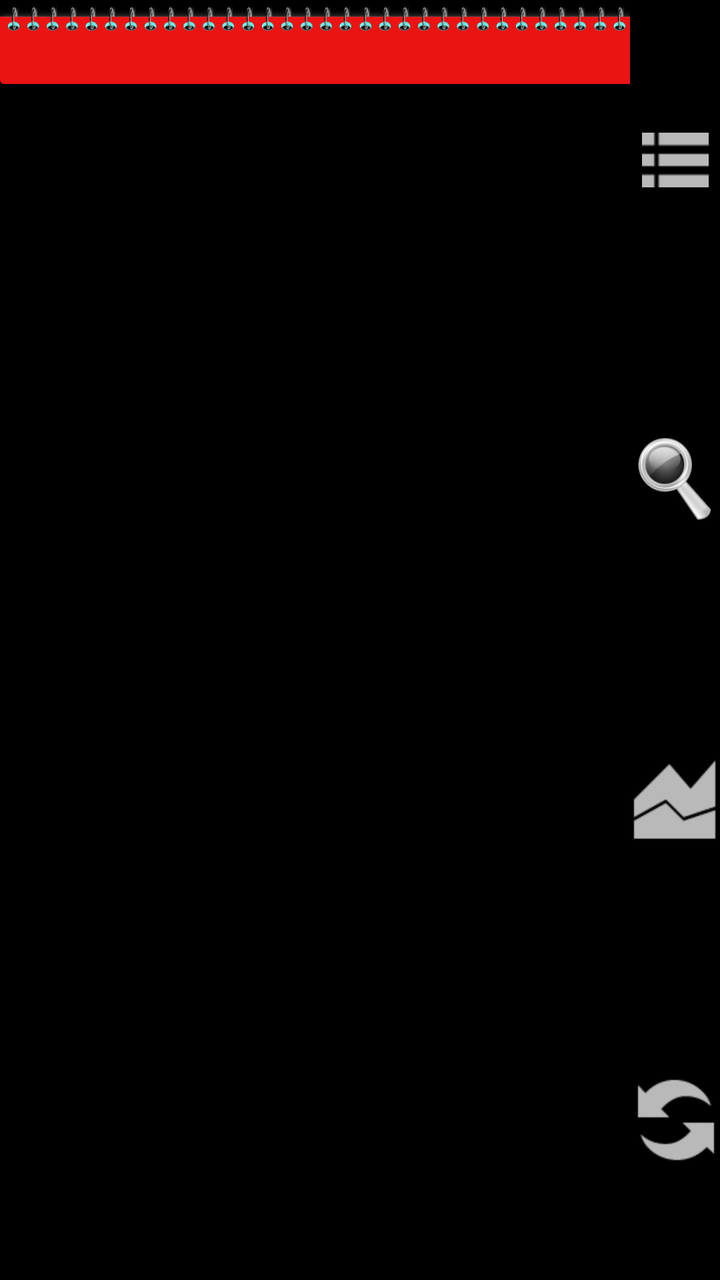
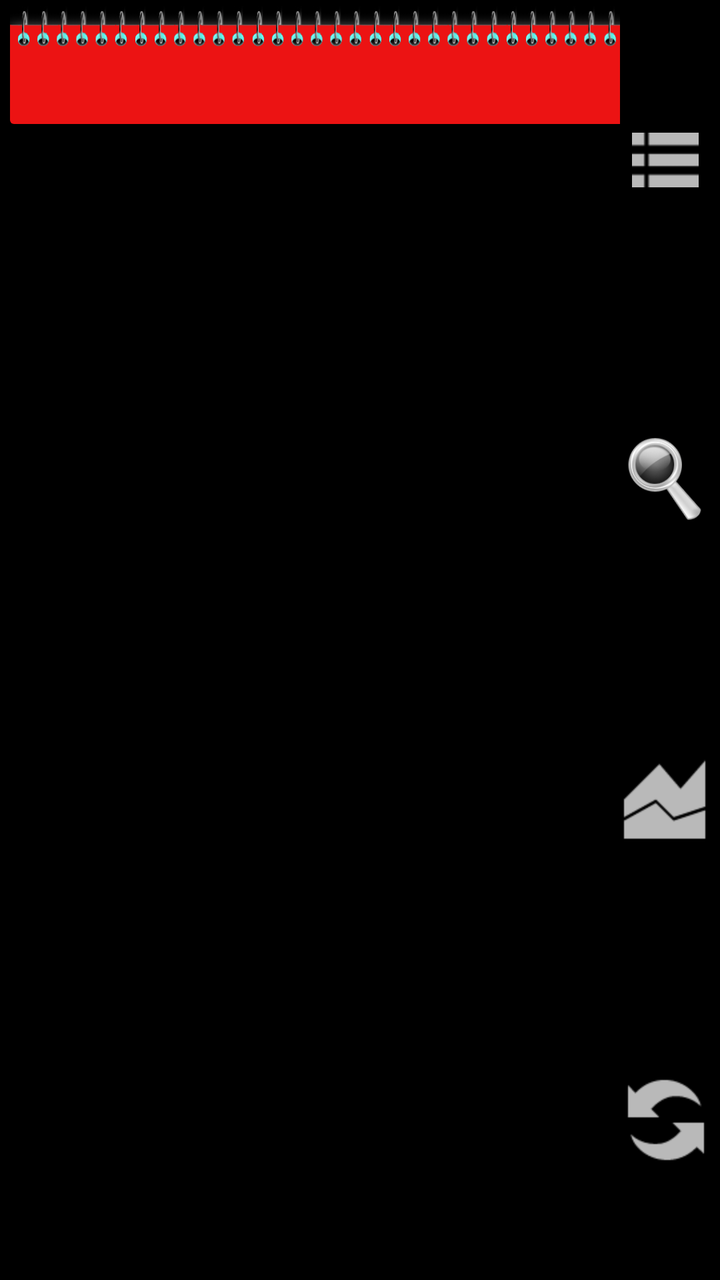

Compare the two renders of this Android layout. The source of the first and the diff that turns it into the second are given below.
<!-- AndroidManifest.xml: application theme MyDarkTheme -->
<!-- res/layout/calendar_landscape.xml -->
<?xml version="1.0" encoding="utf-8"?>
<RelativeLayout xmlns:android="http://schemas.android.com/apk/res/android"
    android:layout_width="fill_parent"
    android:layout_height="fill_parent">

    <ImageView
        android:id="@+id/calendar_header"
        android:layout_width="317dp"
        android:layout_height="20dp"
        android:layout_alignParentTop="true"
        android:scaleType="fitXY"
        android:src="@mipmap/calendar_head" />

    <TextView
        android:id="@+id/month"
        android:layout_width="317dp"
        android:layout_height="wrap_content"
        android:layout_below="@+id/calendar_header"
        android:height="20dp"
        android:background="#ec1313"
        android:gravity="center" />

    <LinearLayout
        android:layout_width="317dp"
        android:layout_height="wrap_content"
        android:layout_below="@+id/month"
        android:background="@drawable/round_from_top"
        android:paddingLeft="2dp"
        android:paddingRight="2dp"
        android:paddingBottom="2dp">

        <GridView
            android:id="@+id/days"
            android:layout_width="wrap_content"
            android:layout_height="wrap_content"
            android:background="#000000"
            android:columnWidth="43dp"
            android:gravity="center"
            android:horizontalSpacing="2dp"
            android:listSelector="@android:color/transparent"
            android:numColumns="7"
            android:stretchMode="none"
            android:verticalSpacing="2dp" />
    </LinearLayout>

    <RelativeLayout xmlns:android="http://schemas.android.com/apk/res/android"
        android:id="@+id/progress"
        android:layout_width="wrap_content"
        android:layout_height="wrap_content"
        android:layout_centerInParent="true"
        android:padding="50dp"
        android:visibility="gone">

        <TextView
            android:id="@+id/btnProcessing"
            android:layout_width="wrap_content"
            android:layout_height="wrap_content"
            android:layout_centerInParent="true"
            android:minHeight="50dp"
            android:text="Processing..." />

        <ProgressBar
            android:id="@+id/progressBar"
            style="?android:attr/progressBarStyleHorizontal"
            android:layout_width="wrap_content"
            android:layout_height="wrap_content"
            android:layout_below="@+id/btnProcessing"
            android:layout_weight="1"
            android:alpha="0.7"
            android:indeterminate="false"
            android:max="100"
            android:minWidth="150dp"
            android:minHeight="50dp"
            android:progress="0" />
    </RelativeLayout>
    

    <LinearLayout
        android:layout_width="45dp"
        android:layout_height="match_parent"
        android:layout_alignParentRight="true"
        android:gravity="right"
        android:orientation="vertical">

        <ImageButton
            android:id="@+id/but_list"
            android:layout_width="fill_parent"
            android:layout_height="40dp"
            android:layout_weight="1"
            android:background="#000000"
            android:scaleType="centerInside"
            android:src="@mipmap/list" />

        <ImageButton
            android:id="@+id/but_search"
            android:layout_width="fill_parent"
            android:layout_height="40dp"
            android:layout_weight="1"
            android:background="#000000"
            android:scaleType="centerInside"
            android:src="@mipmap/search" />

        <ImageButton
            android:id="@+id/but_track_recording"
            android:layout_width="fill_parent"
            android:layout_height="40dp"
            android:layout_weight="1"
            android:background="#000000"
            android:scaleType="centerInside"
            android:src="@mipmap/chart_area" />

        <ImageButton
            android:id="@+id/but_reload"
            android:layout_width="fill_parent"
            android:layout_height="40dp"
            android:layout_weight="1"
            android:background="#000000"
            android:scaleType="centerInside"
            android:src="@mipmap/reload" />
    </LinearLayout>
</RelativeLayout>
<!-- resources referenced by this layout -->
<resources>
  <!-- drawable round_from_top (drawable) -->
  <?xml version="1.0" encoding="utf-8"?>
  <shape xmlns:android="http://schemas.android.com/apk/res/android"
      android:shape="rectangle">
      <solid android:color="#ec1313" />
      <corners
          android:bottomLeftRadius="5dp"
          android:bottomRightRadius="5dp" />
  </shape>
  <!-- mipmap calendar_head: png bitmap (mipmap-hdpi, 13537 bytes) -->
  <!-- mipmap chart_area: png bitmap (mipmap-hdpi, 772 bytes) -->
  <!-- mipmap list: png bitmap (mipmap-hdpi, 406 bytes) -->
  <!-- mipmap reload: png bitmap (mipmap-hdpi, 1004 bytes) -->
  <!-- mipmap search: png bitmap (mipmap-hdpi, 16113 bytes) -->
  <style name="MyDarkTheme" parent="Theme.AppCompat">
          <item name="android:background">@color/colorBackground</item>
      </style>
  <color name="colorBackground">#000000</color>
</resources>

<!-- the commit's change to res/layout/calendar_landscape.xml (unified diff, before → after) -->
@@ -1,12 +1,14 @@
 <?xml version="1.0" encoding="utf-8"?>
 <RelativeLayout xmlns:android="http://schemas.android.com/apk/res/android"
-    android:layout_width="fill_parent"
-    android:layout_height="fill_parent">
+    android:layout_width="match_parent"
+    android:layout_height="match_parent"
+    android:paddingStart="5dp"
+    android:paddingEnd="5dp">
 
     <ImageView
         android:id="@+id/calendar_header"
         android:layout_width="317dp"
-        android:layout_height="20dp"
+        android:layout_height="30dp"
         android:layout_alignParentTop="true"
         android:scaleType="fitXY"
         android:src="@mipmap/calendar_head" />
@@ -16,7 +18,7 @@
         android:layout_width="317dp"
         android:layout_height="wrap_content"
         android:layout_below="@+id/calendar_header"
-        android:height="20dp"
+        android:height="30dp"
         android:background="#ec1313"
         android:gravity="center" />
 
